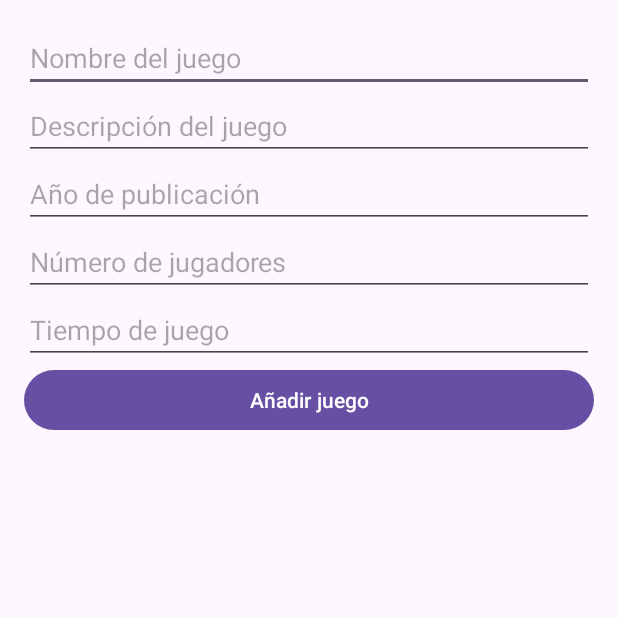
After one commit to nestor115/gameKeeper, an Android app: the AddBoardgameActivity screen opened directly, with no data from a screen before it, on a phone screen of 412 x 824 dp, the top half of it. The commit adds this screen. Run offline under Robolectric (Android 15) with nearby library versions, the light colour scheme and no system bars.

Commit message:
add toolbar and addBoardgame Activity

```diff
--- a/app/src/main/AndroidManifest.xml
+++ b/app/src/main/AndroidManifest.xml
@@ -21,6 +21,8 @@
         <activity
             android:name=".activities.SearchActivity"
             android:exported="false" />
+        <activity android:name=".activities.AddBoardgameActivity"></activity>
+
         <activity
             android:name=".activities.HomeActivity"
             android:exported="false" />
--- /dev/null
+++ b/app/src/main/java/com/example/gamekeeper/activities/AddBoardgameActivity.java
@@ -0,0 +1,58 @@
+package com.example.gamekeeper.activities;
+
+import android.content.Intent;
+import android.os.Bundle;
+import android.view.View;
+import android.widget.Button;
+import android.widget.EditText;
+import android.widget.Toast;
+
+import androidx.appcompat.app.AppCompatActivity;
+
+import com.example.gamekeeper.R;
+import com.example.gamekeeper.helpers.DatabaseHelper;
+
+public class AddBoardgameActivity extends AppCompatActivity {
+
+    private EditText editTextName, editTextDescription, editTextYear, editTextPlayers, editTextTime;
+    private Button buttonAddGame;
+    private DatabaseHelper db;
+
+    @Override
+    protected void onCreate(Bundle savedInstanceState) {
+        super.onCreate(savedInstanceState);
+        setContentView(R.layout.activity_add_boardgame);
+
+        db = new DatabaseHelper(this);
+
+        editTextName = findViewById(R.id.et_name);
+        editTextDescription = findViewById(R.id.et_description);
+        editTextYear = findViewById(R.id.et_year);
+        editTextPlayers = findViewById(R.id.et_players);
+        editTextTime = findViewById(R.id.et_time);
+        buttonAddGame = findViewById(R.id.btn_add_game);
+
+        buttonAddGame.setOnClickListener(new View.OnClickListener() {
+            @Override
+            public void onClick(View v) {
+                addBoardGame();
+            }
+        });
+    }
+
+    private void addBoardGame() {
+        String name = editTextName.getText().toString().trim();
+        String description = editTextDescription.getText().toString().trim();
+        int yearPublished = Integer.parseInt(editTextYear.getText().toString().trim());
+        String numberOfPlayers = editTextPlayers.getText().toString().trim();
+        String time = editTextTime.getText().toString().trim();
+
+        boolean result = db.addBoardgame(name, null, description, yearPublished, numberOfPlayers, time);
+        if (result) {
+            Toast.makeText(this, "Juego añadido con éxito", Toast.LENGTH_SHORT).show();
+            finish();
+        } else {
+            Toast.makeText(this, "Error al añadir el juego", Toast.LENGTH_SHORT).show();
+        }
+    }
+}
--- a/app/src/main/java/com/example/gamekeeper/activities/SearchActivity.java
+++ b/app/src/main/java/com/example/gamekeeper/activities/SearchActivity.java
@@ -21,7 +21,7 @@ import com.example.gamekeeper.helpers.DatabaseHelper;
 import java.util.ArrayList;
 import java.util.List;
 
-public class SearchActivity extends AppCompatActivity {
+public class SearchActivity extends BaseActivity {
     private DatabaseHelper dB;
     private EditText editTextSearch;
     private RecyclerView recyclerViewSearchResults;
--- /dev/null
+++ b/app/src/main/res/layout/activity_add_boardgame.xml
@@ -0,0 +1,45 @@
+<?xml version="1.0" encoding="utf-8"?>
+<LinearLayout xmlns:android="http://schemas.android.com/apk/res/android"
+    android:layout_width="match_parent"
+    android:layout_height="match_parent"
+    android:orientation="vertical"
+    android:padding="16dp">
+
+    <EditText
+        android:id="@+id/et_name"
+        android:layout_width="match_parent"
+        android:layout_height="wrap_content"
+        android:hint="Nombre del juego" />
+
+    <EditText
+        android:id="@+id/et_description"
+        android:layout_width="match_parent"
+        android:layout_height="wrap_content"
+        android:hint="Descripción del juego" />
+
+    <EditText
+        android:id="@+id/et_year"
+        android:layout_width="match_parent"
+        android:layout_height="wrap_content"
+        android:hint="Año de publicación"
+        android:inputType="number" />
+
+    <EditText
+        android:id="@+id/et_players"
+        android:layout_width="match_parent"
+        android:layout_height="wrap_content"
+        android:hint="Número de jugadores" />
+
+    <EditText
+        android:id="@+id/et_time"
+        android:layout_width="match_parent"
+        android:layout_height="wrap_content"
+        android:hint="Tiempo de juego" />
+
+    <Button
+        android:id="@+id/btn_add_game"
+        android:layout_width="match_parent"
+        android:layout_height="wrap_content"
+        android:text="Añadir juego" />
+
+</LinearLayout>
--- a/app/src/main/res/layout/activity_home.xml
+++ b/app/src/main/res/layout/activity_home.xml
@@ -11,6 +11,7 @@
         android:layout_width="match_parent"
         android:layout_height="match_parent"
         android:orientation="vertical">
+
 
         <TextView
             android:id="@+id/textView"
--- a/gradle.properties
+++ b/gradle.properties
@@ -19,3 +19,4 @@ android.useAndroidX=true
 # resources declared in the library itself and none from the library's dependencies,
 # thereby reducing the size of the R class for that library
 android.nonTransitiveRClass=true
+android.nonFinalResIds=false
```
Also changed, not shown: app/src/main/java/com/example/gamekeeper/activities/BaseActivity.java (added, +63 -0 lines), app/src/main/java/com/example/gamekeeper/activities/DetailActivity.java (+9 -6 lines), app/src/main/java/com/example/gamekeeper/activities/HomeActivity.java (+1 -6 lines), app/src/main/java/com/example/gamekeeper/helpers/DatabaseHelper.java (+8 -11 lines), app/src/main/res/layout/activity_base.xml (added, +20 -0 lines), app/src/main/res/layout/toolbar.xml (added, +9 -0 lines), app/src/main/res/menu/toolbar_menu.xml (added, +15 -0 lines).
